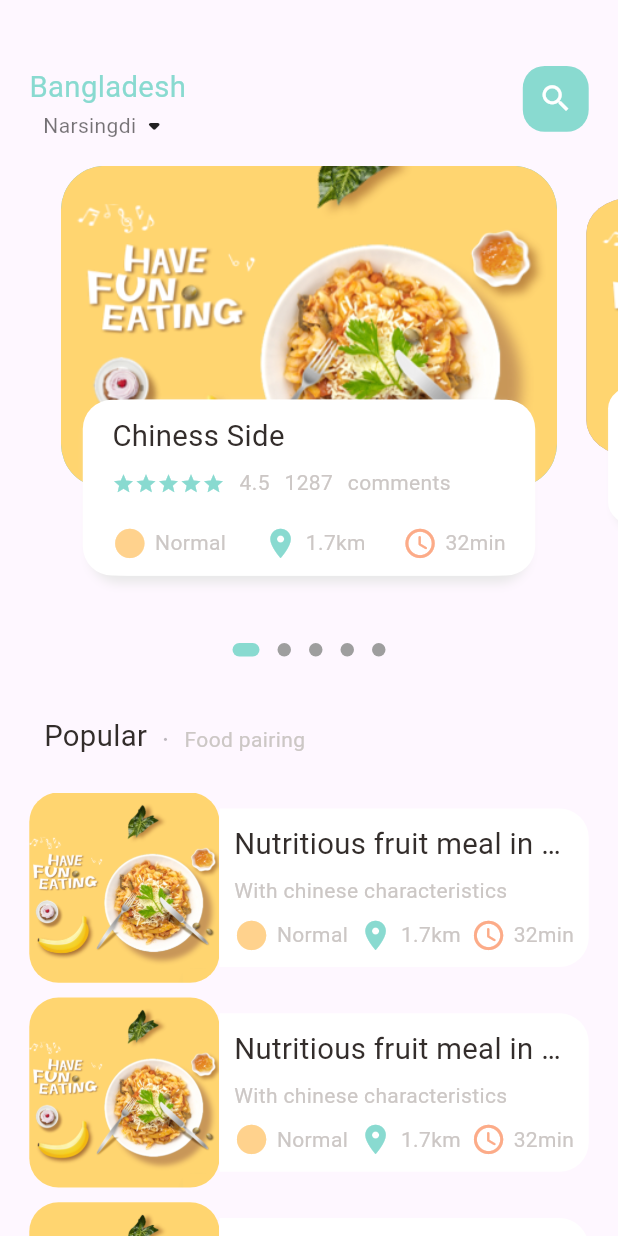
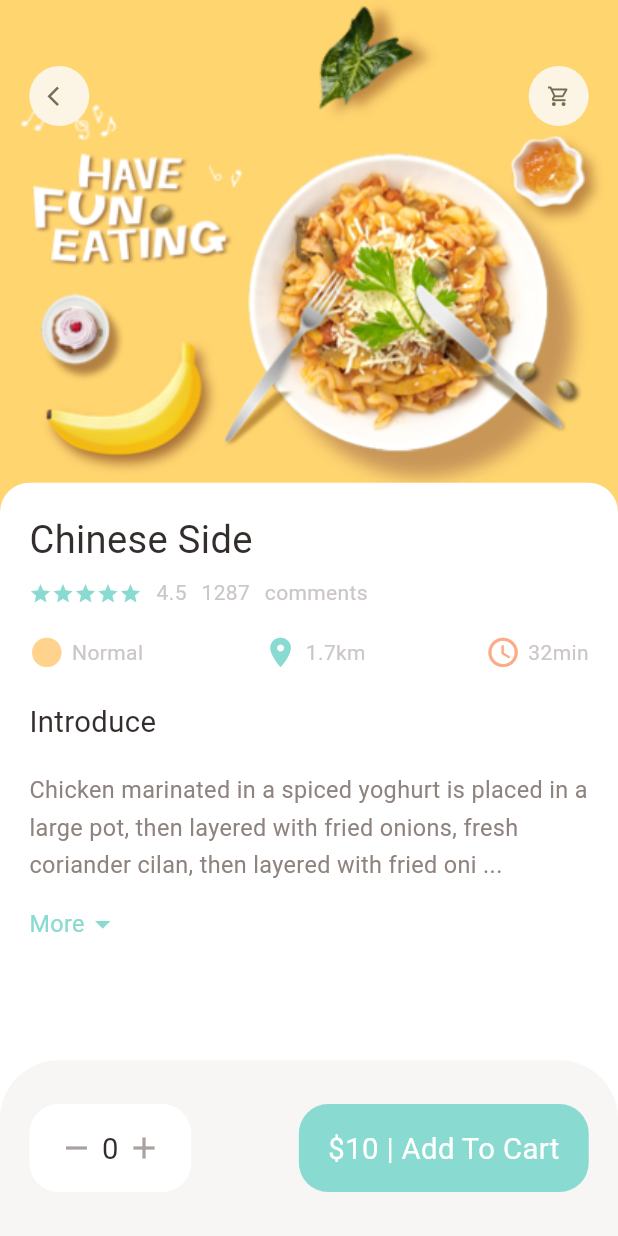
Before and after one commit to rhromets/food_delivery_gj, a Flutter app: the screen it shows after launch, on a phone screen of 412 x 824 dp. Run offline on Flutter 3.47's test engine with Material 3 defaults, Android fonts, the phone set to English and light mode, and no system bars; drawn by our look-alikes of dots_indicator; our stand-ins replace get.

Commit message:
feat: add popular food detail page ui
Added header food page ui.
Added expandable text section.
Added bottom navigation ui.

```diff
--- a/lib/main.dart
+++ b/lib/main.dart
@@ -1,5 +1,6 @@
 import 'package:flutter/material.dart';
-import 'package:food_delivery_gj/pages/home/main_food_page.dart';
+import 'package:food_delivery_gj/pages/food/popular_food_detail.dart';
+// import 'package:food_delivery_gj/pages/home/main_food_page.dart';
 import 'package:get/get.dart';
 
 void main() {
@@ -19,7 +20,8 @@ class App extends StatelessWidget {
         colorScheme: ColorScheme.fromSeed(seedColor: Colors.deepPurple),
         useMaterial3: true,
       ),
-      home: const MainFoodPage()
+      // home: const MainFoodPage(),
+      home: const PopularFoodDetail(),
     );
   }
 }
--- /dev/null
+++ b/lib/pages/food/popular_food_detail.dart
@@ -0,0 +1,129 @@
+import 'package:flutter/material.dart';
+import 'package:food_delivery_gj/utils/colors.dart';
+import 'package:food_delivery_gj/utils/dimentions.dart';
+import 'package:food_delivery_gj/widgets/widgets.dart';
+
+class PopularFoodDetail extends StatelessWidget {
+  const PopularFoodDetail({super.key});
+
+  @override
+  Widget build(BuildContext context) {
+    return Scaffold(
+      backgroundColor: Colors.white,
+      body: Stack(
+        children: [
+          Positioned(
+            left: 0,
+            right: 0,
+            child: Container(
+              width: double.maxFinite,
+              height: Dimensions.popularFoodImgSize,
+              decoration: const BoxDecoration(
+                image: DecorationImage(
+                  fit: BoxFit.cover,
+                  image: AssetImage('assets/images/food0.png'),
+                ),
+              ),
+            ),
+          ),
+          Positioned(
+            top: Dimensions.height45,
+            left: Dimensions.width20,
+            right: Dimensions.width20,
+            child: const Row(
+              mainAxisAlignment: MainAxisAlignment.spaceBetween,
+              children: [
+                AppIcon(icon: Icons.arrow_back_ios),
+                AppIcon(icon: Icons.shopping_cart_outlined),
+              ],
+            ),
+          ),
+          Positioned(
+            left: 0,
+            right: 0,
+            top: Dimensions.popularFoodImgSize - 20,
+            bottom: 0,
+            child: Container(
+              padding: EdgeInsets.all(Dimensions.width20),
+              decoration: BoxDecoration(
+                borderRadius: BorderRadius.only(
+                  topLeft: Radius.circular(Dimensions.radius20),
+                  topRight: Radius.circular(Dimensions.radius20),
+                ),
+                color: Colors.white,
+              ),
+              child: Column(
+                crossAxisAlignment: CrossAxisAlignment.start,
+                children: [
+                  const AppColumn(text: 'Chinese Side'),
+                  SizedBox(height: Dimensions.height20),
+                  const BigText(text: 'Introduce'),
+                  SizedBox(height: Dimensions.height20),
+                  const Expanded(
+                    child: SingleChildScrollView(
+                      child: ExpandableTextWidget(
+                          text:
+                              'Chicken marinated in a spiced yoghurt is placed in a large pot, then layered with fried onions, fresh coriander cilan, then layered with fried onions, fresh coriander cilan, then layered with fried onions, fresh coriander cilan, Chicken marinated in a spiced yoghurt is placed in a large pot, then layered with fried onions, fresh coriander cilan, then layered with fried onions, fresh coriander cilan, then layered with fried onions, fresh coriander cilan, Chicken marinated in a spiced yoghurt is placed in a large pot, then layered with fried onions, fresh coriander cilan'),
+                    ),
+                  ),
+                ],
+              ),
+            ),
+          ),
+        ],
+      ),
+      bottomNavigationBar: Container(
+        height: Dimensions.bottomHeightBar,
+        padding: EdgeInsets.symmetric(
+          vertical: Dimensions.height30,
+          horizontal: Dimensions.width20,
+        ),
+        decoration: BoxDecoration(
+          color: AppColors.buttonBackgroundColor,
+          borderRadius: BorderRadius.only(
+            topLeft: Radius.circular(Dimensions.radius20 * 2),
+            topRight: Radius.circular(Dimensions.radius20 * 2),
+          ),
+        ),
+        child: Row(
+          mainAxisAlignment: MainAxisAlignment.spaceBetween,
+          children: [
+            Container(
+              padding: EdgeInsets.symmetric(
+                vertical: Dimensions.height10 + 6,
+                horizontal: Dimensions.width20,
+              ),
+              decoration: BoxDecoration(
+                borderRadius: BorderRadius.circular(Dimensions.radius20),
+                color: Colors.white,
+              ),
+              child: Row(
+                children: [
+                  const Icon(Icons.remove, color: AppColors.singColor),
+                  SizedBox(width: Dimensions.width10 / 2),
+                  const BigText(text: '0'),
+                  SizedBox(width: Dimensions.width10 / 2),
+                  const Icon(Icons.add, color: AppColors.singColor),
+                ],
+              ),
+            ),
+            Container(
+              padding: EdgeInsets.symmetric(
+                vertical: Dimensions.height10 + 6,
+                horizontal: Dimensions.width20,
+              ),
+              decoration: BoxDecoration(
+                borderRadius: BorderRadius.circular(Dimensions.radius20),
+                color: AppColors.mainColor,
+              ),
+              child: const BigText(
+                text: '\$10 | Add To Cart',
+                color: Colors.white,
+              ),
+            ),
+          ],
+        ),
+      ),
+    );
+  }
+}
--- a/lib/pages/home/food_page_body.dart
+++ b/lib/pages/home/food_page_body.dart
@@ -240,55 +240,10 @@ class _FoodPageBodyState extends State<FoodPageBody> {
                   ]),
               child: Container(
                 padding: EdgeInsets.symmetric(horizontal: Dimensions.width15),
-                child: Column(
+                child: const Column(
                   mainAxisAlignment: MainAxisAlignment.center,
-                  crossAxisAlignment: CrossAxisAlignment.start,
                   children: [
-                    const BigText(text: 'Chiness Side'),
-                    SizedBox(height: Dimensions.height10),
-                    Row(
-                      children: [
-                        Wrap(
-                          children: [
-                            ...List.generate(
-                              5,
-                              (index) => const Icon(
-                                Icons.star,
-                                color: AppColors.mainColor,
-                                size: 15,
-                              ),
-                            ),
-                          ],
-                        ),
-                        SizedBox(width: Dimensions.width10),
-                        const SmallText(text: '4.5'),
-                        SizedBox(width: Dimensions.width10),
-                        const SmallText(text: '1287'),
-                        SizedBox(width: Dimensions.width10),
-                        const SmallText(text: 'comments'),
-                      ],
-                    ),
-                    SizedBox(height: Dimensions.height20),
-                    const Row(
-                      mainAxisAlignment: MainAxisAlignment.spaceBetween,
-                      children: [
-                        IconAndTxtWidget(
-                          icon: Icons.circle_sharp,
-                          text: 'Normal',
-                          iconColor: AppColors.iconColor1,
-                        ),
-                        IconAndTxtWidget(
-                          icon: Icons.location_on,
-                          text: '1.7km',
-                          iconColor: AppColors.mainColor,
-                        ),
-                        IconAndTxtWidget(
-                          icon: Icons.access_time_rounded,
-                          text: '32min',
-                          iconColor: AppColors.iconColor2,
-                        ),
-                      ],
-                    )
+                    AppColumn(text: 'Chinese Side'),
                   ],
                 ),
               ),
--- a/lib/utils/dimentions.dart
+++ b/lib/utils/dimentions.dart
@@ -2,7 +2,7 @@ import 'package:get/get.dart';
 
 class Dimensions {
   static double screenHeight = Get.context!.height;
-  static double screeWidth = Get.context!.width;
+  static double screenWidth = Get.context!.width;
 
   static double pageView = screenHeight / 2.64;
   static double pageViewContainer = screenHeight / 3.84;
@@ -21,7 +21,9 @@ class Dimensions {
   static double width20 = screenHeight / 42.2;
   static double width30 = screenHeight / 28.13;
 
+  static double font16 = screenHeight / 52.75;
   static double font20 = screenHeight / 42.2;
+  static double font26 = screenHeight / 32.46;
 
   // radius
   static double radius15 = screenHeight / 56.26;
@@ -29,9 +31,17 @@ class Dimensions {
   static double radius30 = screenHeight / 28.13;
 
   // icon Size
+  static double iconSize12 = screenHeight / 70.33;
+  static double iconSize16 = screenHeight / 52.75;
   static double iconSize24 = screenHeight / 35.17;
 
   // list view size
-  static double listViewImgSize = screeWidth / 3.25;
-  static double listViewTextContSize = screeWidth / 3.9;
+  static double listViewImgSize = screenWidth / 3.25;
+  static double listViewTextContSize = screenWidth / 3.9;
+
+  // popular food
+  static double popularFoodImgSize = screenHeight / 2.41;
+
+  // bottom height
+  static double bottomHeightBar = screenHeight / 7.03;
 }
--- /dev/null
+++ b/lib/widgets/app_column.dart
@@ -0,0 +1,69 @@
+import 'package:flutter/material.dart';
+import 'package:food_delivery_gj/utils/colors.dart';
+import 'package:food_delivery_gj/utils/dimentions.dart';
+import 'package:food_delivery_gj/widgets/widgets.dart';
+
+class AppColumn extends StatelessWidget {
+  final String text;
+  const AppColumn({
+    super.key,
+    required this.text,
+  });
+
+  @override
+  Widget build(BuildContext context) {
+    return Column(
+      crossAxisAlignment: CrossAxisAlignment.start,
+      children: [
+        BigText(
+          text: text,
+          size: Dimensions.font26,
+        ),
+        SizedBox(height: Dimensions.height10),
+        Row(
+          children: [
+            Wrap(
+              children: [
+                ...List.generate(
+                  5,
+                  (index) => const Icon(
+                    Icons.star,
+                    color: AppColors.mainColor,
+                    size: 15,
+                  ),
+                ),
+              ],
+            ),
+            SizedBox(width: Dimensions.width10),
+            const SmallText(text: '4.5'),
+            SizedBox(width: Dimensions.width10),
+            const SmallText(text: '1287'),
+            SizedBox(width: Dimensions.width10),
+            const SmallText(text: 'comments'),
+          ],
+        ),
+        SizedBox(height: Dimensions.height20),
+        const Row(
+          mainAxisAlignment: MainAxisAlignment.spaceBetween,
+          children: [
+            IconAndTxtWidget(
+              icon: Icons.circle_sharp,
+              text: 'Normal',
+              iconColor: AppColors.iconColor1,
+            ),
+            IconAndTxtWidget(
+              icon: Icons.location_on,
+              text: '1.7km',
+              iconColor: AppColors.mainColor,
+            ),
+            IconAndTxtWidget(
+              icon: Icons.access_time_rounded,
+              text: '32min',
+              iconColor: AppColors.iconColor2,
+            ),
+          ],
+        )
+      ],
+    );
+  }
+}
--- /dev/null
+++ b/lib/widgets/app_icon.dart
@@ -0,0 +1,33 @@
+import 'package:flutter/material.dart';
+import 'package:food_delivery_gj/utils/dimentions.dart';
+
+class AppIcon extends StatelessWidget {
+  final IconData icon;
+  final Color backgroundColor;
+  final Color iconColor;
+  final double size;
+
+  const AppIcon({
+    super.key,
+    required this.icon,
+    this.backgroundColor = const Color(0xFFfcf4e4),
+    this.iconColor = const Color(0xFF756d54),
+    this.size = 40,
+  });
+
+  @override
+  Widget build(BuildContext context) {
+    return Container(
+      width: size,
+      height: size,
+      decoration: BoxDecoration(
+          borderRadius: BorderRadius.circular(size / 2),
+          color: backgroundColor),
+      child: Icon(
+        icon,
+        color: iconColor,
+        size: Dimensions.iconSize16,
+      ),
+    );
+  }
+}
--- /dev/null
+++ b/lib/widgets/expandable_text_widget.dart
@@ -0,0 +1,76 @@
+import 'package:flutter/material.dart';
+import 'package:food_delivery_gj/utils/colors.dart';
+import 'package:food_delivery_gj/utils/dimentions.dart';
+import 'package:food_delivery_gj/widgets/widgets.dart';
+
+class ExpandableTextWidget extends StatefulWidget {
+  final String text;
+  const ExpandableTextWidget({super.key, required this.text});
+
+  @override
+  State<ExpandableTextWidget> createState() => _ExpandableTextWidgetState();
+}
+
+class _ExpandableTextWidgetState extends State<ExpandableTextWidget> {
+  late String firstHalf;
+  late String secondHalf;
+
+  bool hiddenText = true;
+  double textHeight = Dimensions.screenHeight / 5.63;
+
+  @override
+  void initState() {
+    super.initState();
+    if (widget.text.length > textHeight) {
+      firstHalf = widget.text.substring(0, textHeight.toInt());
+      secondHalf =
+          widget.text.substring(textHeight.toInt() + 1, widget.text.length);
+    } else {
+      firstHalf = widget.text;
+      secondHalf = '';
+    }
+  }
+
+  @override
+  Widget build(BuildContext context) {
+    return Container(
+      child: secondHalf.isEmpty
+          ? SmallText(text: firstHalf)
+          : Column(
+              children: [
+                SmallText(
+                  size: Dimensions.font16,
+                  color: AppColors.paraColor,
+                  height: 1.6,
+                  text: hiddenText
+                      ? ('$firstHalf ...')
+                      : (firstHalf + secondHalf),
+                ),
+                SizedBox(height: Dimensions.height15),
+                InkWell(
+                  onTap: () {
+                    setState(() {
+                      hiddenText = !hiddenText;
+                    });
+                  },
+                  child: Row(
+                    children: [
+                      SmallText(
+                        size: Dimensions.font16,
+                        color: AppColors.mainColor,
+                        text: hiddenText ? 'More' : 'Less',
+                      ),
+                      Icon(
+                        hiddenText
+                            ? Icons.arrow_drop_down
+                            : Icons.arrow_drop_up,
+                        color: AppColors.mainColor,
+                      ),
+                    ],
+                  ),
+                )
+              ],
+            ),
+    );
+  }
+}
--- a/lib/widgets/widgets.dart
+++ b/lib/widgets/widgets.dart
@@ -1,3 +1,6 @@
 export 'big_text.dart';
 export 'small_text.dart';
 export 'icon_and_txt_widget.dart';
+export 'app_icon.dart';
+export 'app_column.dart';
+export 'expandable_text_widget.dart';
```
